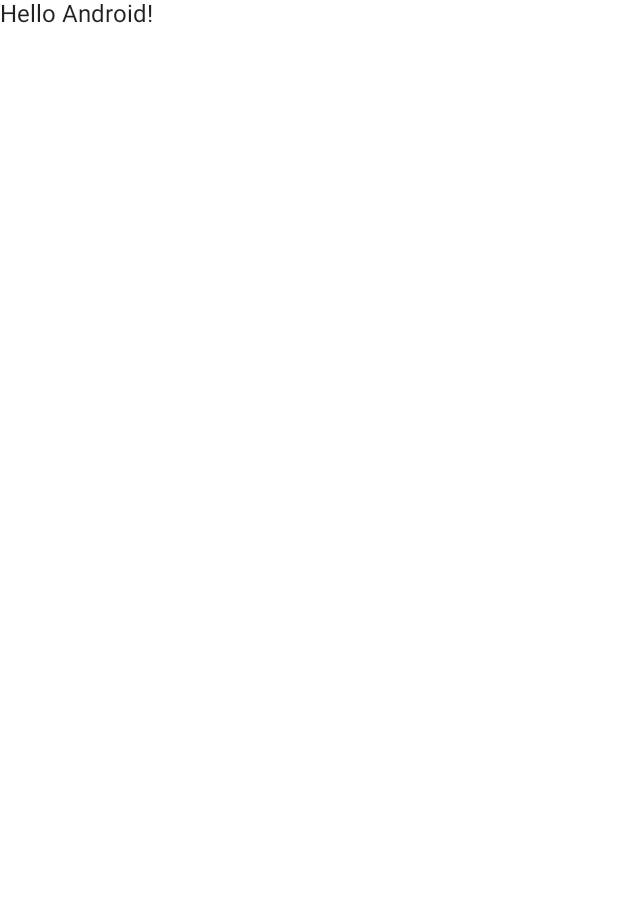
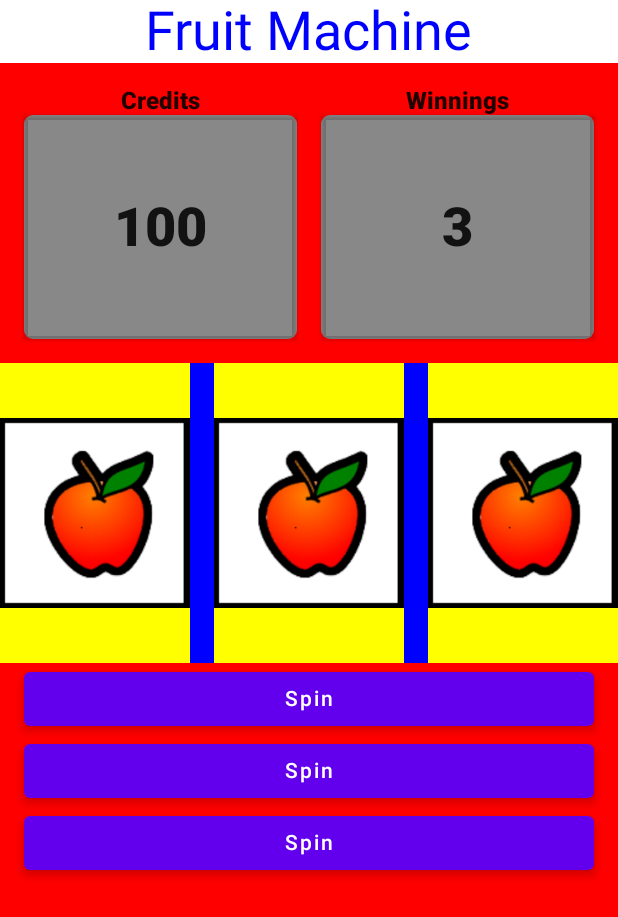
Before and after one commit to somtosoft/fruitmachinecompose, an Android app built with Jetpack Compose: the screen it shows after launch (MainActivity), on a phone screen of 412 x 824 dp. Before the commit the part shown is almost empty. Shown: the top 917 px of the screen. Run offline under Robolectric (Android 15) with nearby library versions, the phone set to English and light mode, and no system bars.

Commit message:
Added rows ui

```diff
--- a/app/src/main/java/com/example/fruitmachine/MainActivity.kt
+++ b/app/src/main/java/com/example/fruitmachine/MainActivity.kt
@@ -3,13 +3,24 @@ package com.example.fruitmachine
 import android.os.Bundle
 import androidx.activity.ComponentActivity
 import androidx.activity.compose.setContent
-import androidx.compose.foundation.layout.fillMaxSize
-import androidx.compose.material.MaterialTheme
-import androidx.compose.material.Surface
-import androidx.compose.material.Text
+import androidx.compose.foundation.Image
+import androidx.compose.foundation.background
+import androidx.compose.foundation.border
+import androidx.compose.foundation.layout.*
+import androidx.compose.foundation.shape.RoundedCornerShape
+import androidx.compose.material.*
 import androidx.compose.runtime.Composable
+import androidx.compose.ui.Alignment
 import androidx.compose.ui.Modifier
+import androidx.compose.ui.draw.shadow
+import androidx.compose.ui.graphics.Color
+import androidx.compose.ui.res.painterResource
+import androidx.compose.ui.text.TextStyle
+import androidx.compose.ui.text.font.FontWeight
+import androidx.compose.ui.text.style.TextAlign
 import androidx.compose.ui.tooling.preview.Preview
+import androidx.compose.ui.unit.dp
+import androidx.compose.ui.unit.sp
 import com.example.fruitmachine.ui.theme.FruitMachineTheme
 
 class MainActivity : ComponentActivity() {
@@ -22,7 +33,7 @@ class MainActivity : ComponentActivity() {
                     modifier = Modifier.fillMaxSize(),
                     color = MaterialTheme.colors.background
                 ) {
-                    Greeting("Android")
+                    BodyContent()
                 }
             }
         }
@@ -30,14 +41,153 @@ class MainActivity : ComponentActivity() {
 }
 
 @Composable
-fun Greeting(name: String) {
-    Text(text = "Hello $name!")
+fun BodyContent() {
+//    Content column
+    Column(
+        modifier = Modifier.fillMaxSize(),
+        horizontalAlignment = Alignment.CenterHorizontally
+
+    ) {
+//        Title row
+        Row(
+            Modifier.fillMaxWidth(),
+            horizontalArrangement = Arrangement.Center
+        ) {
+            Text(
+                text = "Fruit Machine",
+                color = Color.Blue,
+                fontSize = 36.sp
+            )
+        }
+//        Bottom container
+        Column(
+            modifier = Modifier
+                .fillMaxWidth()
+                .fillMaxHeight()
+                .background(Color.Red)
+        ) {
+//            Status row
+            StatsRow()
+//            Reel Row
+            ReelRow()
+//            Button Row
+            ButtonRow()
+        }
+    }
+
 }
 
+@Composable
+fun StatsItem(label: String = "Label", value: Int = 0) {
+    Column() {
+        Text(
+            text = label,
+            style = TextStyle(
+                fontSize = 16.sp,
+                textAlign = TextAlign.Center,
+                fontWeight = FontWeight.ExtraBold,
+            ),
+            modifier = Modifier.fillMaxWidth()
+        )
+        Box(
+            contentAlignment = Alignment.Center,
+            modifier = Modifier
+                .background(Color.Gray, shape = RoundedCornerShape(6.dp))
+                .shadow(2.dp)
+                .fillMaxWidth()
+                .fillMaxHeight()
+        ) {
+            Text(
+                text = value.toString(),
+                style = TextStyle(
+                    fontSize = 36.sp,
+                    fontWeight = FontWeight.ExtraBold,
+                    textAlign = TextAlign.Center,
+
+                    ),
+            )
+        }
+
+    }
+}
+
+@Composable
+fun StatsRow() {
+    Row(
+        modifier = Modifier
+            .fillMaxWidth()
+            .height(200.dp)
+            .padding(16.dp),
+        horizontalArrangement = Arrangement.spacedBy(16.dp)
+    ) {
+        Box(
+            modifier = Modifier
+                .weight(1f)
+                .fillMaxHeight()
+        ) {
+//                Stats Item
+            StatsItem(label = "Credits", value = 100)
+        }
+        Box(
+            modifier = Modifier
+                .weight(1f)
+                .fillMaxHeight()
+        ) {
+//                Stats Item
+            StatsItem(label = "Winnings", value = 3)
+        }
+    }
+}
+
+@Composable
+fun ReelRow() {
+    Row(
+        modifier = Modifier
+            .fillMaxWidth()
+            .background(Color.Blue)
+            .height(200.dp),
+        horizontalArrangement = Arrangement.spacedBy(16.dp)
+    ) {
+
+        repeat(3) {
+            Box(
+                modifier = Modifier
+                    .weight(1f)
+                    .fillMaxHeight()
+                    .background(Color.Yellow)
+            ) {
+                Image(
+                    painter = painterResource(id = R.drawable.apple),
+                    contentDescription = "An Apple",
+                    modifier = Modifier.fillMaxSize()
+                )
+            }
+        }
+
+    }
+}
+
+@Composable
+fun ButtonRow(){
+    Column(modifier = Modifier
+        .fillMaxWidth()
+        .padding(16.dp, 0.dp)) {
+        repeat(3){
+            Button(onClick = { /*TODO*/ }, modifier = Modifier.fillMaxWidth(), elevation = ButtonDefaults.elevation(defaultElevation = 4.dp)) {
+                Text(text = "Spin")
+            }
+        }
+    }
+}
 @Preview(showBackground = true)
 @Composable
 fun DefaultPreview() {
     FruitMachineTheme {
-        Greeting("Android")
+//        BodyContent()
+
+//        StatsRow()
+//        ReelRow()
+        ButtonRow()
     }
+
 }
```
